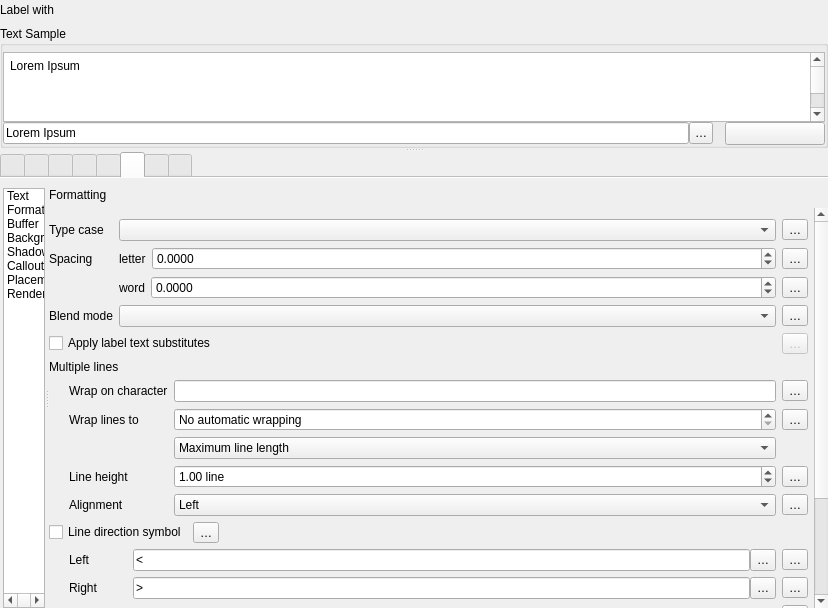
Old version of the form src/ui/qgstextformatwidgetbase.ui in the repository qgis/QGIS.
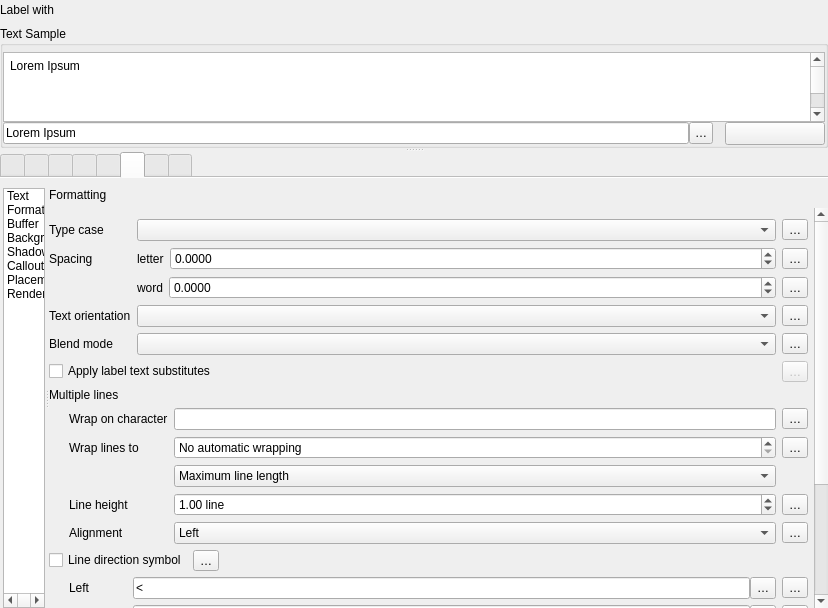
New version of the form. The open tabs and pages were chosen to show the change. Icons and pictures are not drawn. Custom widgets are drawn as their Qt base class.

Commit message: [FEATURE][text renderer] Support vertical text orientation

Patch:
```diff
--- a/src/ui/qgstextformatwidgetbase.ui
+++ b/src/ui/qgstextformatwidgetbase.ui
@@ -1238,7 +1238,7 @@
                       <property name="rightMargin">
                        <number>6</number>
                       </property>
-                      <item row="7" column="0" colspan="4">
+                      <item row="8" column="0" colspan="4">
                        <layout class="QGridLayout" name="gridLayout_34">
                         <property name="verticalSpacing">
                          <number>6</number>
@@ -1398,13 +1398,20 @@
                         </item>
                        </layout>
                       </item>
-                      <item row="3" column="0">
+                      <item row="4" column="0">
                        <widget class="QLabel" name="labelBlendMode">
                         <property name="text">
                          <string>Blend mode</string>
                         </property>
                        </widget>
                       </item>
+                      <item row="3" column="0">
+                       <widget class="QLabel" name="labelTextOrientation">
+                        <property name="text">
+                         <string>Text orientation</string>
+                        </property>
+                       </widget>
+                      </item>
                       <item row="0" column="3">
                        <widget class="QgsPropertyOverrideButton" name="mFontCaseDDBtn">
                         <property name="text">
@@ -1470,10 +1477,13 @@
                         </item>
                        </layout>
                       </item>
-                      <item row="3" column="1" colspan="2">
+                      <item row="4" column="1" colspan="2">
                        <widget class="QgsBlendModeComboBox" name="comboBlendMode"/>
                       </item>
-                      <item row="4" column="3">
+                      <item row="3" column="1" colspan="2">
+                       <widget class="QComboBox" name="mTextOrientationComboBox"/>
+                      </item>
+                      <item row="5" column="3">
                        <widget class="QToolButton" name="mToolButtonConfigureSubstitutes">
                         <property name="enabled">
                          <bool>false</bool>
@@ -1486,7 +1496,7 @@
                         </property>
                        </widget>
                       </item>
-                      <item row="6" column="0" colspan="4">
+                      <item row="7" column="0" colspan="4">
                        <widget class="QFrame" name="mDirectSymbolsFrame">
                         <layout class="QGridLayout" name="gridLayout_33">
                          <property name="leftMargin">
@@ -1786,14 +1796,21 @@
                         </layout>
                        </widget>
                       </item>
-                      <item row="3" column="3">
+                      <item row="4" column="3">
                        <widget class="QgsPropertyOverrideButton" name="mFontBlendModeDDBtn">
                         <property name="text">
                          <string>…</string>
                         </property>
                        </widget>
                       </item>
-                      <item row="8" column="3">
+                      <item row="3" column="3">
+                       <widget class="QgsPropertyOverrideButton" name="mTextOrientationDDBtn">
+                        <property name="text">
+                         <string>…</string>
+                        </property>
+                       </widget>
+                      </item>
+                      <item row="9" column="3">
                        <spacer name="verticalSpacer_6">
                         <property name="orientation">
                          <enum>Qt::Vertical</enum>
@@ -1835,7 +1852,7 @@
                         </property>
                        </widget>
                       </item>
-                      <item row="5" column="0" colspan="4">
+                      <item row="6" column="0" colspan="4">
                        <layout class="QGridLayout" name="gridLayout_35">
                         <property name="verticalSpacing">
                          <number>6</number>
@@ -2052,7 +2069,7 @@
                         </item>
                        </layout>
                       </item>
-                      <item row="4" column="0" colspan="3">
+                      <item row="5" column="0" colspan="3">
                        <widget class="QCheckBox" name="mCheckBoxSubstituteText">
                         <property name="toolTip">
                          <string>If enabled, the label text will automatically be modified using a preset list of substitutes</string>
```
The commit also changes 17 other files.
